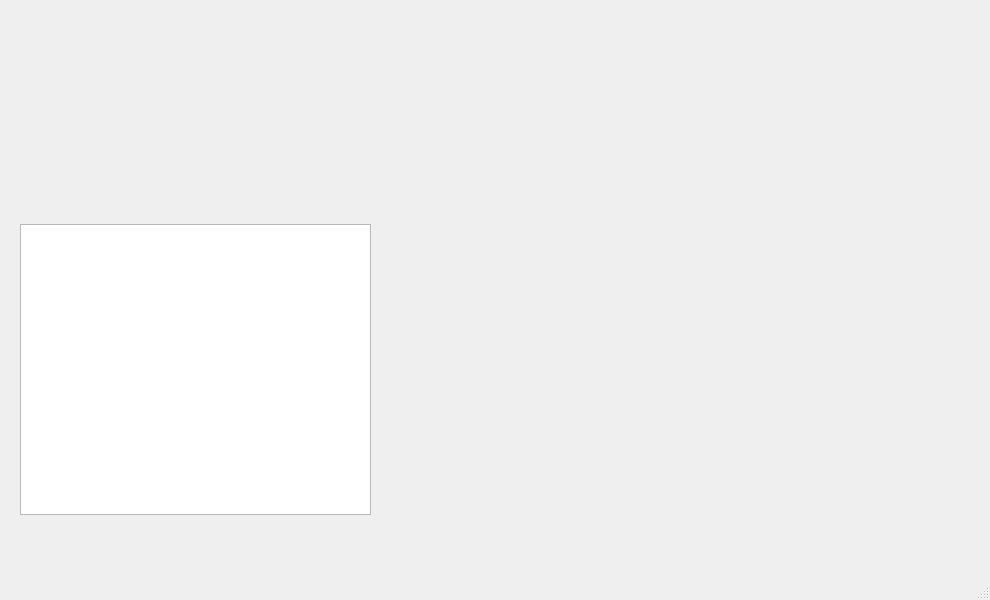
The window that 2 sem/OAiP/Lab1/Task4/mainwindow.ui (A1nzz/BSUIR) describes before a commit, drawn with Qt 5.
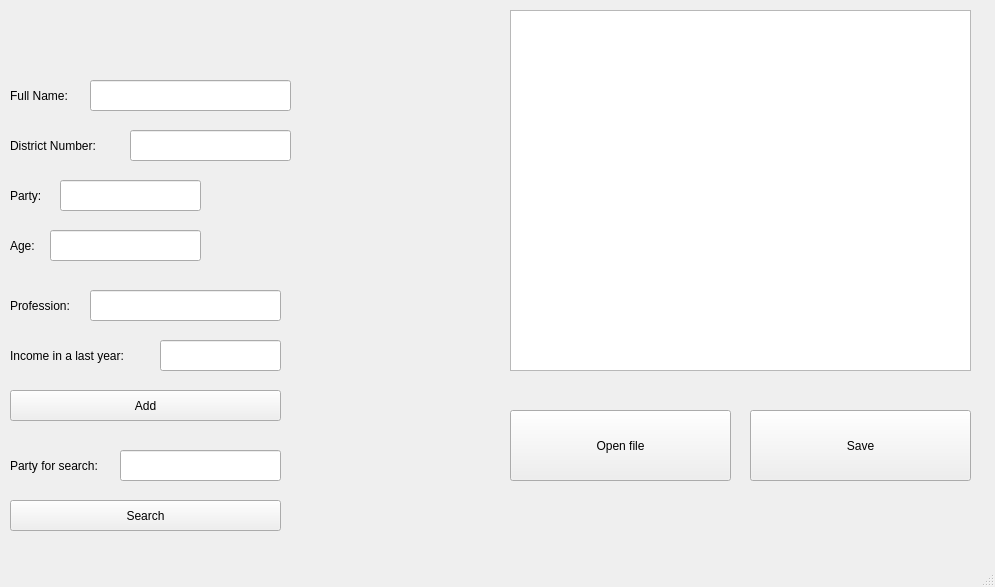
The same window after the commit.

```diff
--- a/2 sem/OAiP/Lab1/Task4/mainwindow.ui
+++ b/2 sem/OAiP/Lab1/Task4/mainwindow.ui
@@ -6,22 +6,238 @@
    <rect>
     <x>0</x>
     <y>0</y>
-    <width>990</width>
-    <height>600</height>
+    <width>995</width>
+    <height>587</height>
    </rect>
   </property>
   <property name="windowTitle">
    <string>MainWindow</string>
   </property>
   <widget class="QWidget" name="centralwidget">
-   <widget class="QTextEdit" name="textEdit">
+   <widget class="QPlainTextEdit" name="plainTextEdit">
     <property name="geometry">
      <rect>
-      <x>20</x>
-      <y>224</y>
-      <width>351</width>
-      <height>291</height>
+      <x>510</x>
+      <y>10</y>
+      <width>461</width>
+      <height>361</height>
      </rect>
+    </property>
+    <property name="textInteractionFlags">
+     <set>Qt::NoTextInteraction</set>
+    </property>
+   </widget>
+   <widget class="QPushButton" name="openFile">
+    <property name="geometry">
+     <rect>
+      <x>510</x>
+      <y>410</y>
+      <width>221</width>
+      <height>71</height>
+     </rect>
+    </property>
+    <property name="text">
+     <string>Open file</string>
+    </property>
+   </widget>
+   <widget class="QLineEdit" name="LEfullName">
+    <property name="geometry">
+     <rect>
+      <x>90</x>
+      <y>80</y>
+      <width>201</width>
+      <height>31</height>
+     </rect>
+    </property>
+   </widget>
+   <widget class="QLabel" name="label">
+    <property name="geometry">
+     <rect>
+      <x>10</x>
+      <y>80</y>
+      <width>91</width>
+      <height>31</height>
+     </rect>
+    </property>
+    <property name="text">
+     <string>Full Name:</string>
+    </property>
+   </widget>
+   <widget class="QLabel" name="label_2">
+    <property name="geometry">
+     <rect>
+      <x>10</x>
+      <y>130</y>
+      <width>121</width>
+      <height>31</height>
+     </rect>
+    </property>
+    <property name="text">
+     <string>District Number:</string>
+    </property>
+   </widget>
+   <widget class="QLineEdit" name="LEdistrcict">
+    <property name="geometry">
+     <rect>
+      <x>130</x>
+      <y>130</y>
+      <width>161</width>
+      <height>31</height>
+     </rect>
+    </property>
+   </widget>
+   <widget class="QLabel" name="label_3">
+    <property name="geometry">
+     <rect>
+      <x>10</x>
+      <y>180</y>
+      <width>91</width>
+      <height>31</height>
+     </rect>
+    </property>
+    <property name="text">
+     <string>Party:</string>
+    </property>
+   </widget>
+   <widget class="QLineEdit" name="LEparty">
+    <property name="geometry">
+     <rect>
+      <x>60</x>
+      <y>180</y>
+      <width>141</width>
+      <height>31</height>
+     </rect>
+    </property>
+   </widget>
+   <widget class="QLabel" name="label_4">
+    <property name="geometry">
+     <rect>
+      <x>10</x>
+      <y>230</y>
+      <width>31</width>
+      <height>31</height>
+     </rect>
+    </property>
+    <property name="text">
+     <string>Age:</string>
+    </property>
+   </widget>
+   <widget class="QLineEdit" name="LEage">
+    <property name="geometry">
+     <rect>
+      <x>50</x>
+      <y>230</y>
+      <width>151</width>
+      <height>31</height>
+     </rect>
+    </property>
+   </widget>
+   <widget class="QLabel" name="label_5">
+    <property name="geometry">
+     <rect>
+      <x>10</x>
+      <y>290</y>
+      <width>81</width>
+      <height>31</height>
+     </rect>
+    </property>
+    <property name="text">
+     <string>Profession:</string>
+    </property>
+   </widget>
+   <widget class="QLineEdit" name="LEprofession">
+    <property name="geometry">
+     <rect>
+      <x>90</x>
+      <y>290</y>
+      <width>191</width>
+      <height>31</height>
+     </rect>
+    </property>
+   </widget>
+   <widget class="QLabel" name="label_6">
+    <property name="geometry">
+     <rect>
+      <x>10</x>
+      <y>340</y>
+      <width>151</width>
+      <height>31</height>
+     </rect>
+    </property>
+    <property name="text">
+     <string>Income in a last year:</string>
+    </property>
+   </widget>
+   <widget class="QLineEdit" name="LEincome">
+    <property name="geometry">
+     <rect>
+      <x>160</x>
+      <y>340</y>
+      <width>121</width>
+      <height>31</height>
+     </rect>
+    </property>
+   </widget>
+   <widget class="QPushButton" name="AddItemBtn">
+    <property name="geometry">
+     <rect>
+      <x>10</x>
+      <y>390</y>
+      <width>271</width>
+      <height>31</height>
+     </rect>
+    </property>
+    <property name="text">
+     <string>Add</string>
+    </property>
+   </widget>
+   <widget class="QPushButton" name="searchBtn">
+    <property name="geometry">
+     <rect>
+      <x>10</x>
+      <y>500</y>
+      <width>271</width>
+      <height>31</height>
+     </rect>
+    </property>
+    <property name="text">
+     <string>Search</string>
+    </property>
+   </widget>
+   <widget class="QPushButton" name="saveBtn">
+    <property name="geometry">
+     <rect>
+      <x>750</x>
+      <y>410</y>
+      <width>221</width>
+      <height>71</height>
+     </rect>
+    </property>
+    <property name="text">
+     <string>Save</string>
+    </property>
+   </widget>
+   <widget class="QLineEdit" name="LEforSearch">
+    <property name="geometry">
+     <rect>
+      <x>120</x>
+      <y>450</y>
+      <width>161</width>
+      <height>31</height>
+     </rect>
+    </property>
+   </widget>
+   <widget class="QLabel" name="label_7">
+    <property name="geometry">
+     <rect>
+      <x>10</x>
+      <y>450</y>
+      <width>111</width>
+      <height>31</height>
+     </rect>
+    </property>
+    <property name="text">
+     <string>Party for search:</string>
     </property>
    </widget>
   </widget>
```
Left out of the diff: 2 changed lines with no effect on the pictures.
